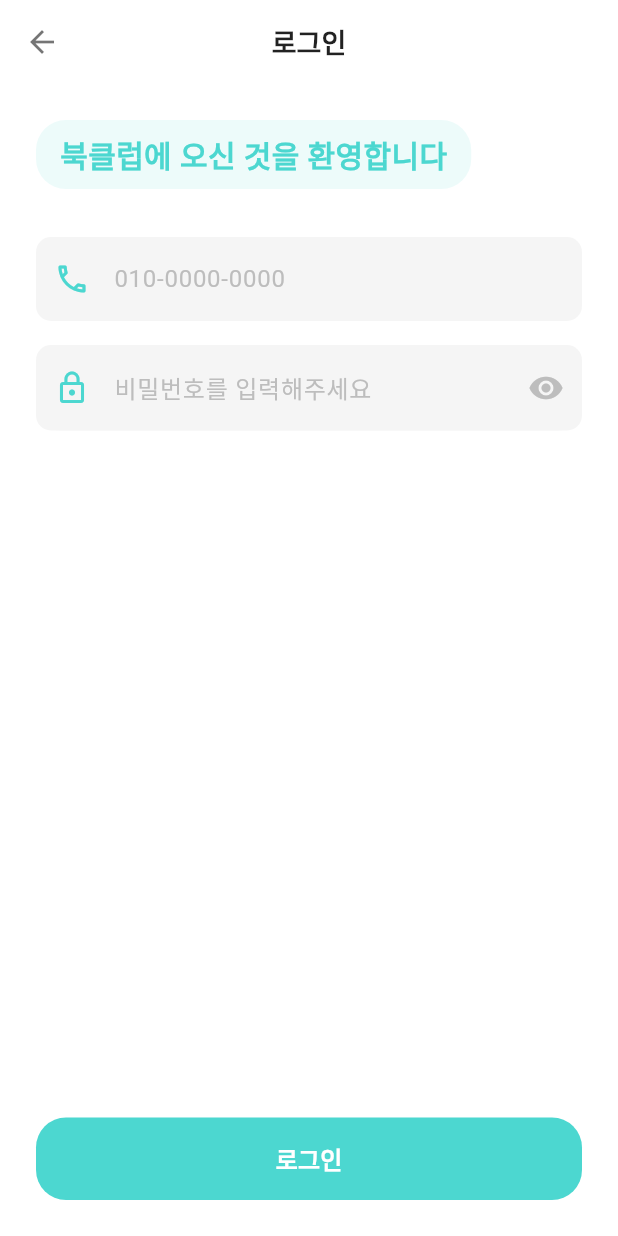
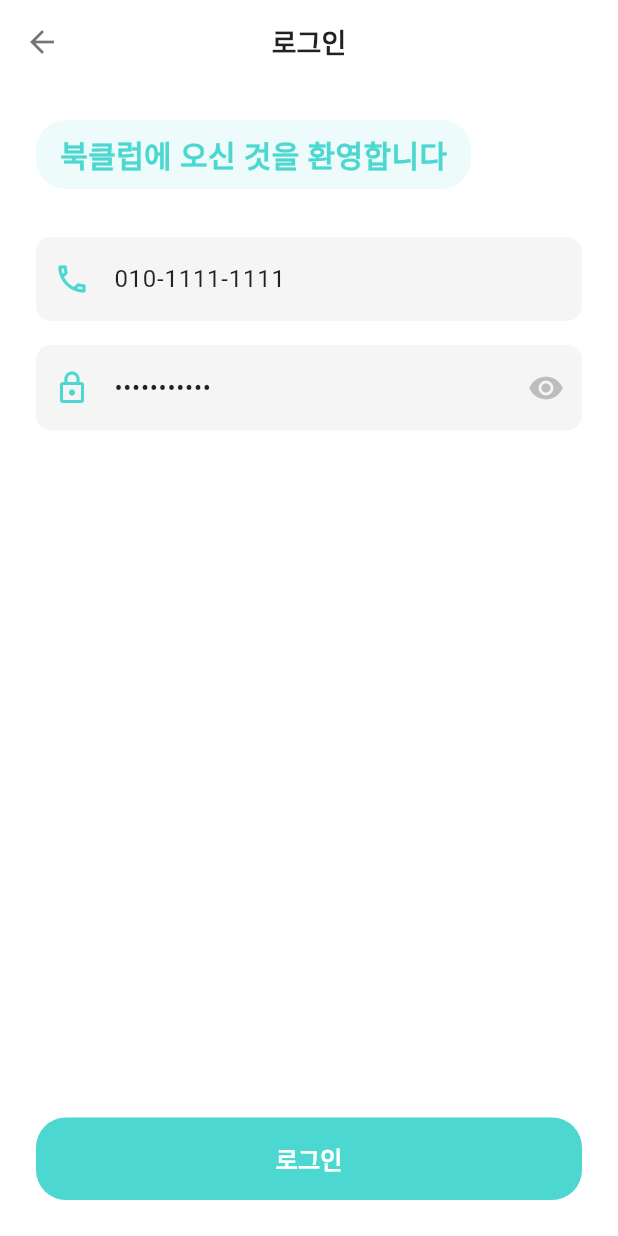
Before and after one commit to gwon7210/bookclub_app, a Flutter app: the screen it shows after launch, after a tap on "이미 계정이 있으신가요?", on a phone screen of 412 x 824 dp. Run offline on Flutter 3.47's test engine with Material 3 defaults, Android fonts, the phone set to English and light mode, and no system bars; our stand-ins replace geolocator; accounts and stored records are empty; network calls fail.

Commit message:
로그인 기능 완성

```diff
--- a/lib/screens/auth/login_screen.dart
+++ b/lib/screens/auth/login_screen.dart
@@ -17,6 +17,13 @@ class _LoginScreenState extends State<LoginScreen> {
   bool _isLoading = false;
   bool _isPasswordVisible = false;
   String? _errorMessage;
+
+  @override
+  void initState() {
+    super.initState();
+    _phoneController.text = '010-1111-1111';
+    _passwordController.text = 'password123';
+  }
 
   @override
   void dispose() {
@@ -39,7 +46,7 @@ class _LoginScreenState extends State<LoginScreen> {
 
     if (!_isValidPhoneNumber(_phoneController.text)) {
       setState(() {
-        _errorMessage = '올바른 전화번호를 입력해주세요';
+        _errorMessage = '올바른 전화번호를 입력해주세요 (010-XXXX-XXXX)';
       });
       return;
     }
@@ -51,7 +58,7 @@ class _LoginScreenState extends State<LoginScreen> {
 
     try {
       final response = await ApiService.post('/auth/login', {
-        'phone': _phoneController.text,
+        'phoneNumber': _phoneController.text,
         'password': _passwordController.text,
       });
 
--- a/lib/services/api_service.dart
+++ b/lib/services/api_service.dart
@@ -72,7 +72,8 @@ class ApiService {
       if (response.statusCode == 200 || response.statusCode == 201) {
         return {
           'success': true,
-          'data': responseData['meetings'] ?? responseData['data'],
+          'data':
+              responseData['meetings'] ?? responseData['data'] ?? responseData,
           'message': responseData['message'],
         };
       } else {
@@ -137,7 +138,8 @@ class ApiService {
       if (response.statusCode == 200 || response.statusCode == 201) {
         return {
           'success': true,
-          'data': responseData['meetings'] ?? responseData['data'],
+          'data':
+              responseData['meetings'] ?? responseData['data'] ?? responseData,
           'message': responseData['message'],
         };
       } else {
```
